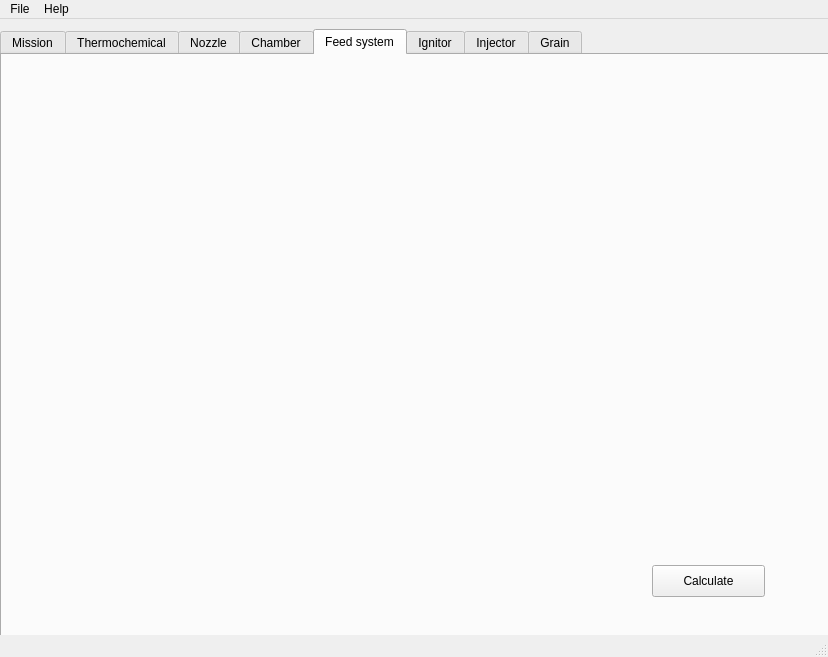
The window that rocket_designer.ui (shohei/rocket_designer) describes before a commit, drawn with Qt 5.
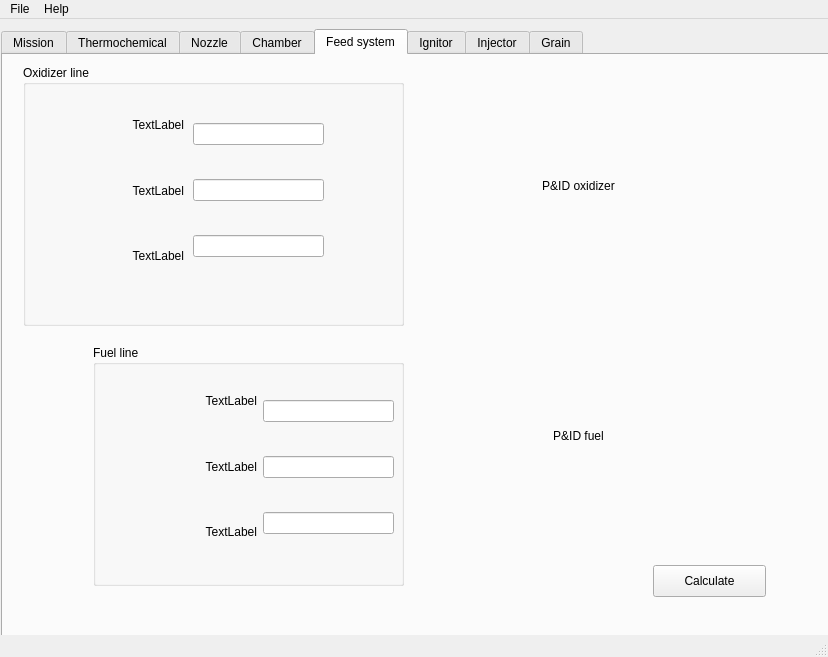
The same window after the commit. Custom widgets are drawn as their Qt base class.

What changed in the file:
```diff
--- a/rocket_designer.ui
+++ b/rocket_designer.ui
@@ -20,7 +20,7 @@
    <widget class="QTabWidget" name="tabWidget">
     <property name="geometry">
      <rect>
-      <x>0</x>
+      <x>1</x>
       <y>10</y>
       <width>831</width>
       <height>621</height>
@@ -1192,6 +1192,190 @@
        <string>Calculate</string>
       </property>
      </widget>
+     <widget class="QGroupBox" name="groupBox_11">
+      <property name="geometry">
+       <rect>
+        <x>20</x>
+        <y>10</y>
+        <width>381</width>
+        <height>261</height>
+       </rect>
+      </property>
+      <property name="title">
+       <string>Oxidizer line</string>
+      </property>
+      <widget class="QWidget" name="verticalLayoutWidget_21">
+       <property name="geometry">
+        <rect>
+         <x>10</x>
+         <y>30</y>
+         <width>151</width>
+         <height>191</height>
+        </rect>
+       </property>
+       <layout class="QVBoxLayout" name="verticalLayout_9">
+        <item>
+         <widget class="QLabel" name="label_40">
+          <property name="text">
+           <string>TextLabel</string>
+          </property>
+          <property name="alignment">
+           <set>Qt::AlignRight|Qt::AlignTrailing|Qt::AlignVCenter</set>
+          </property>
+         </widget>
+        </item>
+        <item>
+         <widget class="QLabel" name="label_42">
+          <property name="text">
+           <string>TextLabel</string>
+          </property>
+          <property name="alignment">
+           <set>Qt::AlignRight|Qt::AlignTrailing|Qt::AlignVCenter</set>
+          </property>
+         </widget>
+        </item>
+        <item>
+         <widget class="QLabel" name="label_41">
+          <property name="text">
+           <string>TextLabel</string>
+          </property>
+          <property name="alignment">
+           <set>Qt::AlignRight|Qt::AlignTrailing|Qt::AlignVCenter</set>
+          </property>
+         </widget>
+        </item>
+       </layout>
+      </widget>
+      <widget class="QWidget" name="verticalLayoutWidget_22">
+       <property name="geometry">
+        <rect>
+         <x>170</x>
+         <y>30</y>
+         <width>131</width>
+         <height>191</height>
+        </rect>
+       </property>
+       <layout class="QVBoxLayout" name="verticalLayout_10">
+        <item>
+         <widget class="QLineEdit" name="lineEdit_2"/>
+        </item>
+        <item>
+         <widget class="QLineEdit" name="lineEdit_3"/>
+        </item>
+        <item>
+         <widget class="QLineEdit" name="lineEdit"/>
+        </item>
+       </layout>
+      </widget>
+     </widget>
+     <widget class="QGroupBox" name="groupBox_12">
+      <property name="geometry">
+       <rect>
+        <x>90</x>
+        <y>290</y>
+        <width>311</width>
+        <height>241</height>
+       </rect>
+      </property>
+      <property name="title">
+       <string>Fuel line</string>
+      </property>
+      <widget class="QWidget" name="verticalLayoutWidget_23">
+       <property name="geometry">
+        <rect>
+         <x>13</x>
+         <y>26</y>
+         <width>151</width>
+         <height>191</height>
+        </rect>
+       </property>
+       <layout class="QVBoxLayout" name="verticalLayout_23">
+        <item>
+         <widget class="QLabel" name="label_45">
+          <property name="text">
+           <string>TextLabel</string>
+          </property>
+          <property name="alignment">
+           <set>Qt::AlignRight|Qt::AlignTrailing|Qt::AlignVCenter</set>
+          </property>
+         </widget>
+        </item>
+        <item>
+         <widget class="QLabel" name="label_44">
+          <property name="text">
+           <string>TextLabel</string>
+          </property>
+          <property name="alignment">
+           <set>Qt::AlignRight|Qt::AlignTrailing|Qt::AlignVCenter</set>
+          </property>
+         </widget>
+        </item>
+        <item>
+         <widget class="QLabel" name="label_43">
+          <property name="text">
+           <string>TextLabel</string>
+          </property>
+          <property name="alignment">
+           <set>Qt::AlignRight|Qt::AlignTrailing|Qt::AlignVCenter</set>
+          </property>
+         </widget>
+        </item>
+       </layout>
+      </widget>
+      <widget class="QWidget" name="verticalLayoutWidget_24">
+       <property name="geometry">
+        <rect>
+         <x>170</x>
+         <y>27</y>
+         <width>131</width>
+         <height>191</height>
+        </rect>
+       </property>
+       <layout class="QVBoxLayout" name="verticalLayout_24">
+        <item>
+         <widget class="QLineEdit" name="lineEdit_5"/>
+        </item>
+        <item>
+         <widget class="QLineEdit" name="lineEdit_6"/>
+        </item>
+        <item>
+         <widget class="QLineEdit" name="lineEdit_4"/>
+        </item>
+       </layout>
+      </widget>
+     </widget>
+     <widget class="QLabel" name="label_pid_ox">
+      <property name="geometry">
+       <rect>
+        <x>410</x>
+        <y>10</y>
+        <width>331</width>
+        <height>241</height>
+       </rect>
+      </property>
+      <property name="text">
+       <string>P&amp;ID oxidizer</string>
+      </property>
+      <property name="alignment">
+       <set>Qt::AlignCenter</set>
+      </property>
+     </widget>
+     <widget class="QLabel" name="label_pid_fuel">
+      <property name="geometry">
+       <rect>
+        <x>410</x>
+        <y>260</y>
+        <width>331</width>
+        <height>241</height>
+       </rect>
+      </property>
+      <property name="text">
+       <string>P&amp;ID fuel</string>
+      </property>
+      <property name="alignment">
+       <set>Qt::AlignCenter</set>
+      </property>
+     </widget>
     </widget>
     <widget class="QWidget" name="tab">
      <attribute name="title">
```
Left out of the diff: 2 changed lines with no effect on the pictures.
